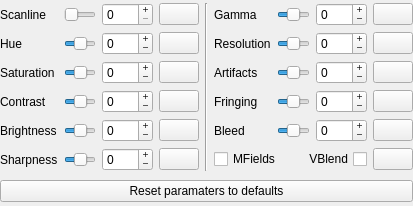
This is src/gui/designer/wdgNTSCFilter.ui in punesemu/puNES as Qt 5 draws it before an edit. The edited form follows.
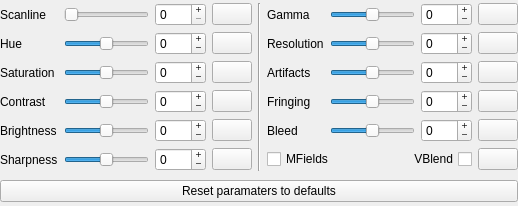
This is the edited form. Icons and pictures are not drawn.

Commit message:
Added video filters: NTSC Bisqwit 2X, NTSC Bisqwit 4X, NTSC Bisqwit 8X (https://forums.nesdev.org/viewtopic.php?t=14338).
Notice : This filter uses its own color palette.

Patch:
```diff
--- a/src/gui/designer/wdgNTSCFilter.ui
+++ b/src/gui/designer/wdgNTSCFilter.ui
@@ -6,10 +6,16 @@
    <rect>
     <x>0</x>
     <y>0</y>
-    <width>413</width>
+    <width>518</width>
     <height>206</height>
    </rect>
   </property>
+  <property name="maximumSize">
+   <size>
+    <width>16777215</width>
+    <height>206</height>
+   </size>
+  </property>
   <property name="windowTitle">
    <string notr="true">wdgNTSCFilter</string>
   </property>
```
Left out of the diff: 4 changed lines with no effect on the pictures. The commit also changes 26 other files.
